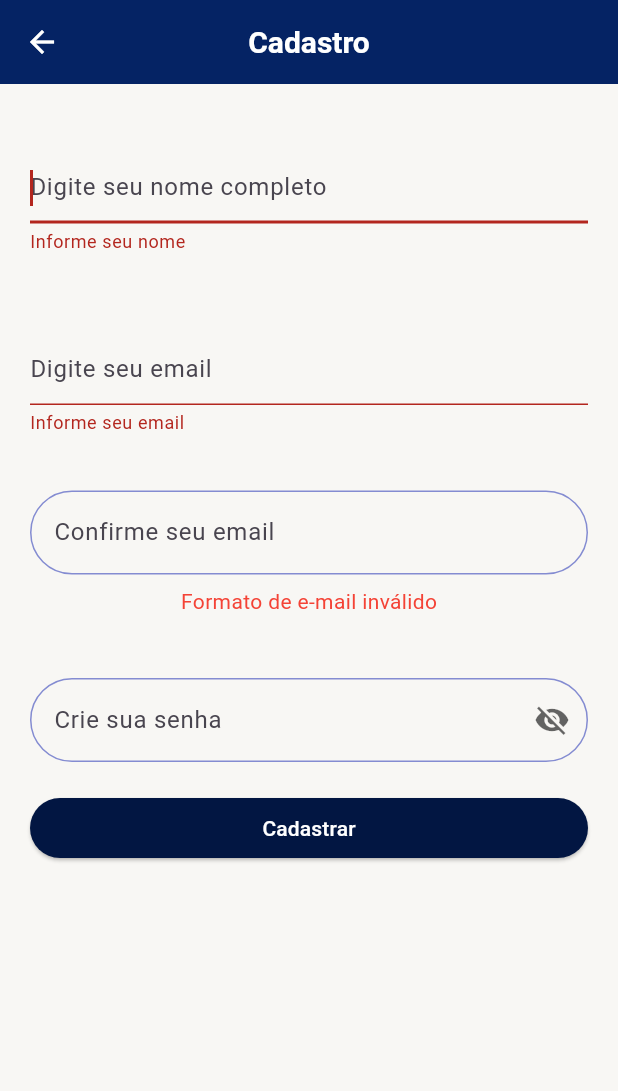
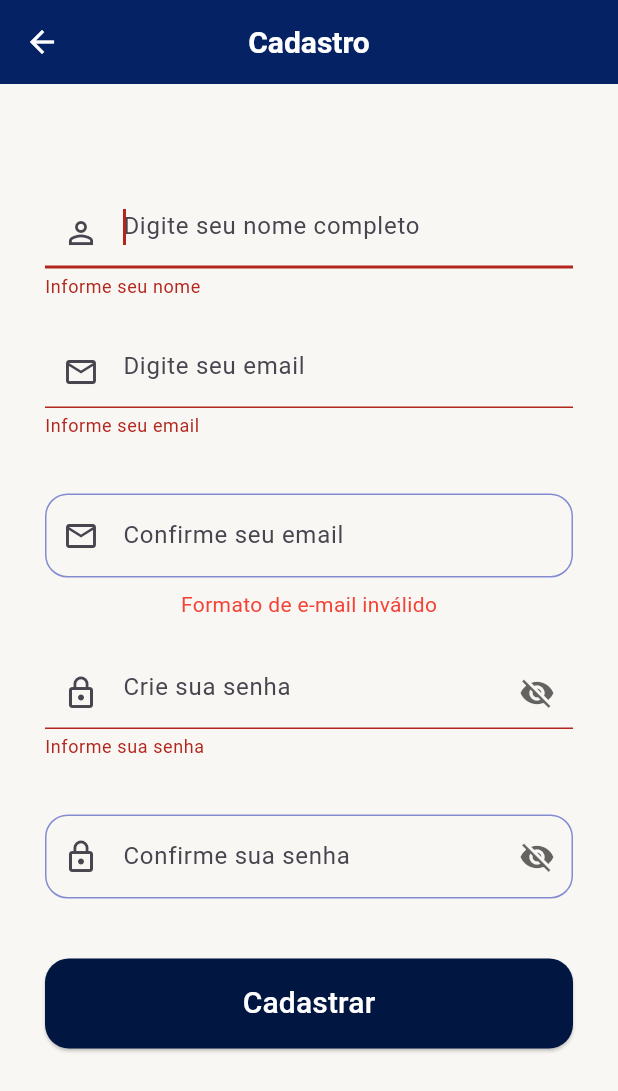
Before and after one commit to anaclara-s/timecheck, a Flutter app: the RegisterPage screen opened by its route, after a tap on "Cadastrar", on a phone screen of 412 x 824 dp. Shown: the top 1091 px of the screen. Run offline on Flutter 3.47's test engine with Material 3 defaults, Android fonts, the phone set to English and light mode, and no system bars; our stand-ins replace table_calendar.

Commit message:
mudanças de design

```diff
--- a/lib/core/widgets/custom_elevated_button.dart
+++ b/lib/core/widgets/custom_elevated_button.dart
@@ -3,7 +3,7 @@ import 'package:flutter/material.dart';
 import '../constants/constants.dart';
 
 class CustomElevatedButtonWidget extends StatefulWidget {
-  final VoidCallback onPressed;
+  final VoidCallback? onPressed;
   final String text;
   final bool isLoading;
   final bool isEnabled;
--- a/lib/core/widgets/custom_text_form_field.dart
+++ b/lib/core/widgets/custom_text_form_field.dart
@@ -10,6 +10,9 @@ class CustomTextFormFieldWidget extends StatefulWidget {
   final bool isPassword;
   final String? labelText;
   final String? hintText;
+  final bool? filled;
+  final Color? fillColor;
+  final Widget? prefixIcon;
 
   const CustomTextFormFieldWidget({
     super.key,
@@ -20,6 +23,9 @@ class CustomTextFormFieldWidget extends StatefulWidget {
     this.isPassword = false,
     this.labelText,
     this.hintText,
+    this.filled,
+    this.fillColor,
+    this.prefixIcon,
   });
 
   @override
@@ -41,12 +47,15 @@ class _CustomTextFormFieldWidgetState extends State<CustomTextFormFieldWidget> {
         onChanged: widget.onChanged,
         obscureText: widget.isPassword ? !_showPassword : widget.obscureText,
         decoration: InputDecoration(
+          filled: widget.filled,
+          fillColor: widget.fillColor,
+          prefixIcon: widget.prefixIcon,
           enabledBorder: OutlineInputBorder(
-            borderRadius: BorderRadius.circular(30),
+            borderRadius: BorderRadius.circular(15),
             borderSide: BorderSide(color: kTextFormFieldEnabledBorderColor),
           ),
           focusedBorder: OutlineInputBorder(
-            borderRadius: BorderRadius.circular(30),
+            borderRadius: BorderRadius.circular(20),
             borderSide: BorderSide(color: kTextFormFieldFocusedBorderColor),
           ),
           labelText: widget.labelText,
--- a/lib/pages/register/controller/register_controller.dart
+++ b/lib/pages/register/controller/register_controller.dart
@@ -6,10 +6,12 @@ class RegisterController {
   final nameController = TextEditingController();
   final emailController = TextEditingController();
   final confirmEmailController = TextEditingController();
+  final confirmPasswordController = TextEditingController();
   final passwordController = TextEditingController();
 
   String generatedUsername = '';
   String? emailError;
+  String? passwordError;
   bool isLoading = false;
 
   void generateUsername(String fullName) {
@@ -33,6 +35,19 @@ class RegisterController {
       emailError = 'Os e-mails não coincidem';
     } else {
       emailError = null;
+    }
+  }
+
+  void validatePassword() {
+    final password = passwordController.text.trim();
+    final confirm = confirmPasswordController.text.trim();
+
+    if (password.length < 4) {
+      passwordError = 'Senha precisa ter mais de 4 caracteres';
+    } else if (password != confirm) {
+      passwordError = 'As senhas não coincidem';
+    } else {
+      passwordError = null;
     }
   }
 
--- a/lib/pages/register/register_page.dart
+++ b/lib/pages/register/register_page.dart
@@ -1,9 +1,11 @@
 import 'package:flutter/material.dart';
+import 'package:timecheck/core/widgets/custom_elevated_button.dart';
 
 import '../../core/widgets/custom_appbar.dart';
 import '../../core/widgets/custom_text_form_field.dart';
 import 'controller/register_controller.dart';
 import 'widget/email_fields.dart';
+import 'widget/password_fields.dart';
 import 'widget/username_preview.dart';
 
 class RegisterPage extends StatefulWidget {
@@ -22,13 +24,14 @@ class _RegisterPageState extends State<RegisterPage> {
     return Scaffold(
       appBar: CustomAppbarWidget(text: 'Cadastro'),
       body: Padding(
-        padding: const EdgeInsets.all(20),
+        padding: const EdgeInsets.fromLTRB(30, 50, 30, 20),
         child: Form(
           key: _formKey,
           child: ListView(
             children: [
               CustomTextFormFieldWidget(
                 controller: controller.nameController,
+                prefixIcon: Icon(Icons.person_outline_sharp),
                 hintText: 'Digite seu nome completo',
                 validator: (value) =>
                     value!.isEmpty ? 'Informe seu nome' : null,
@@ -38,10 +41,8 @@ class _RegisterPageState extends State<RegisterPage> {
                   });
                 },
               ),
-              const SizedBox(height: 12),
-              UsernamePreview(username: controller.generatedUsername),
-              const SizedBox(height: 16),
-              EmailFields(
+              UsernamePreviewWidget(username: controller.generatedUsername),
+              EmailFieldsWidget(
                 emailController: controller.emailController,
                 confirmEmailController: controller.confirmEmailController,
                 emailError: controller.emailError,
@@ -51,14 +52,17 @@ class _RegisterPageState extends State<RegisterPage> {
                   });
                 },
               ),
-              const SizedBox(height: 16),
-              CustomTextFormFieldWidget(
-                controller: controller.passwordController,
-                hintText: 'Crie sua senha',
-                isPassword: true,
+              PasswordFieldsWidget(
+                passwordController: controller.passwordController,
+                confirmPasswordController: controller.confirmPasswordController,
+                passwordError: controller.passwordError,
+                onChanged: () {
+                  setState(() {
+                    controller.validatePassword();
+                  });
+                },
               ),
-              const SizedBox(height: 20),
-              ElevatedButton(
+              CustomElevatedButtonWidget(
                 onPressed: controller.isLoading
                     ? null
                     : () => controller.handleRegister(
@@ -66,9 +70,8 @@ class _RegisterPageState extends State<RegisterPage> {
                           context: context,
                           onUpdate: () => setState(() {}),
                         ),
-                child: controller.isLoading
-                    ? const CircularProgressIndicator()
-                    : const Text('Cadastrar'),
+                text: 'Cadastrar',
+                isLoading: controller.isLoading,
               ),
             ],
           ),
--- a/lib/pages/register/widget/email_fields.dart
+++ b/lib/pages/register/widget/email_fields.dart
@@ -1,13 +1,13 @@
 import 'package:flutter/material.dart';
 import '../../../core/widgets/custom_text_form_field.dart';
 
-class EmailFields extends StatelessWidget {
+class EmailFieldsWidget extends StatelessWidget {
   final TextEditingController emailController;
   final TextEditingController confirmEmailController;
   final String? emailError;
   final VoidCallback onChanged;
 
-  const EmailFields({
+  const EmailFieldsWidget({
     super.key,
     required this.emailController,
     required this.confirmEmailController,
@@ -21,6 +21,7 @@ class EmailFields extends StatelessWidget {
       children: [
         CustomTextFormFieldWidget(
           controller: emailController,
+          prefixIcon: Icon(Icons.email_outlined),
           hintText: 'Digite seu email',
           validator: (value) => value!.isEmpty ? 'Informe seu email' : null,
           onChanged: (_) => onChanged(),
@@ -28,6 +29,7 @@ class EmailFields extends StatelessWidget {
         const SizedBox(height: 12),
         CustomTextFormFieldWidget(
           controller: confirmEmailController,
+          prefixIcon: Icon(Icons.email_outlined),
           hintText: 'Confirme seu email',
           onChanged: (_) => onChanged(),
         ),
--- /dev/null
+++ b/lib/pages/register/widget/password_fields.dart
@@ -0,0 +1,50 @@
+import 'package:flutter/material.dart';
+
+import '../../../core/widgets/custom_text_form_field.dart';
+
+class PasswordFieldsWidget extends StatelessWidget {
+  final TextEditingController passwordController;
+  final TextEditingController confirmPasswordController;
+  final VoidCallback onChanged;
+  final String? passwordError;
+
+  const PasswordFieldsWidget({
+    super.key,
+    required this.passwordController,
+    required this.confirmPasswordController,
+    required this.onChanged,
+    required this.passwordError,
+  });
+
+  @override
+  Widget build(BuildContext context) {
+    return Column(
+      children: [
+        CustomTextFormFieldWidget(
+          controller: passwordController,
+          prefixIcon: Icon(Icons.lock_outline),
+          hintText: 'Crie sua senha',
+          validator: (value) => value!.isEmpty ? 'Informe sua senha' : null,
+          onChanged: (_) => onChanged(),
+          isPassword: true,
+        ),
+        const SizedBox(height: 12),
+        CustomTextFormFieldWidget(
+          controller: confirmPasswordController,
+          prefixIcon: Icon(Icons.lock_outline),
+          hintText: 'Confirme sua senha',
+          onChanged: (_) => onChanged(),
+          isPassword: true,
+        ),
+        if (passwordError != null)
+          Padding(
+            padding: const EdgeInsets.only(top: 8),
+            child: Text(
+              passwordError!,
+              style: const TextStyle(color: Colors.red),
+            ),
+          ),
+      ],
+    );
+  }
+}
--- a/lib/pages/register/widget/username_preview.dart
+++ b/lib/pages/register/widget/username_preview.dart
@@ -1,9 +1,9 @@
 import 'package:flutter/material.dart';
 
-class UsernamePreview extends StatelessWidget {
+class UsernamePreviewWidget extends StatelessWidget {
   final String username;
 
-  const UsernamePreview({super.key, required this.username});
+  const UsernamePreviewWidget({super.key, required this.username});
 
   @override
   Widget build(BuildContext context) {
@@ -12,17 +12,18 @@ class UsernamePreview extends StatelessWidget {
     return Column(
       crossAxisAlignment: CrossAxisAlignment.start,
       children: [
+        SizedBox(height: 5),
         const Text(
-          'Seu nome de usuário será:',
+          'Seu usuário será:',
           style: TextStyle(fontWeight: FontWeight.w500),
         ),
-        const SizedBox(height: 4),
         Container(
-          width: double.infinity,
+          margin: const EdgeInsets.symmetric(vertical: 12),
           padding: const EdgeInsets.all(12),
           decoration: BoxDecoration(
-            color: Color.fromARGB(255, 27, 63, 131),
+            color: Colors.blueGrey.shade900,
             borderRadius: BorderRadius.circular(12),
+            border: Border.all(color: Colors.blueGrey.shade700),
           ),
           child: Text(
             username,
```
